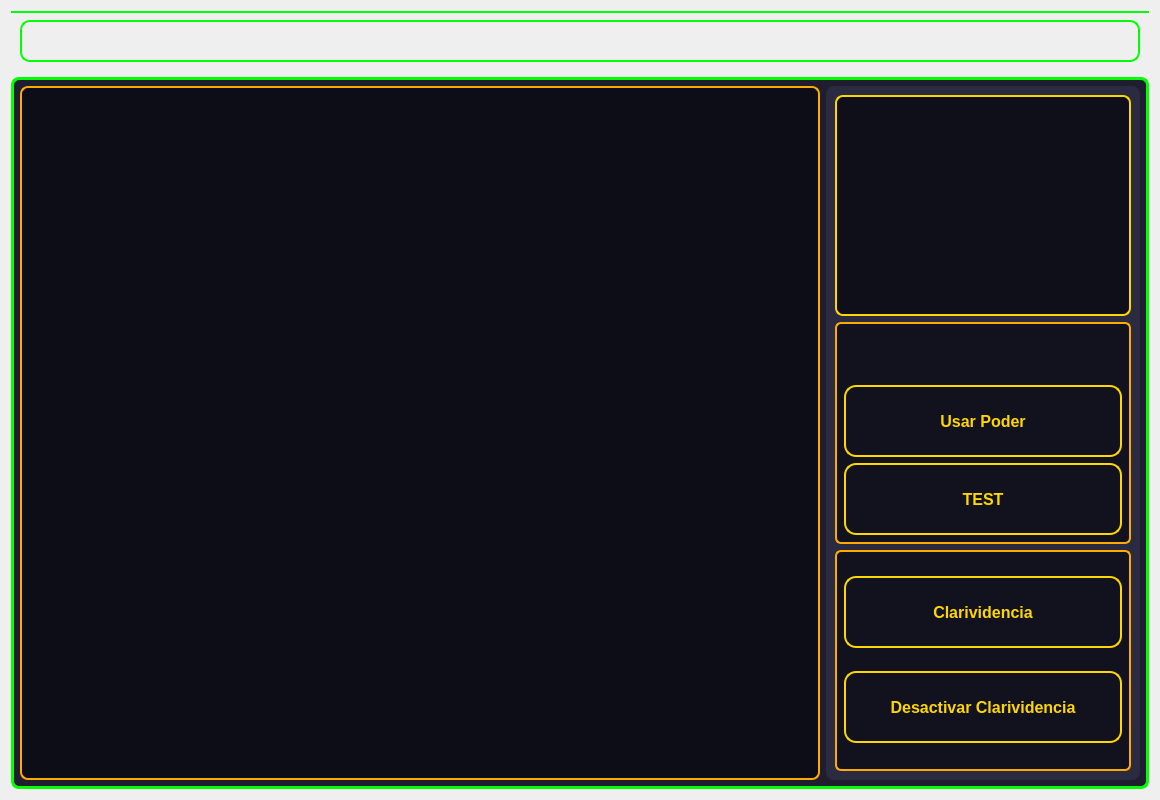
Old version of the form viewplay.ui in the repository EDK367/BoxBuilder_TC.
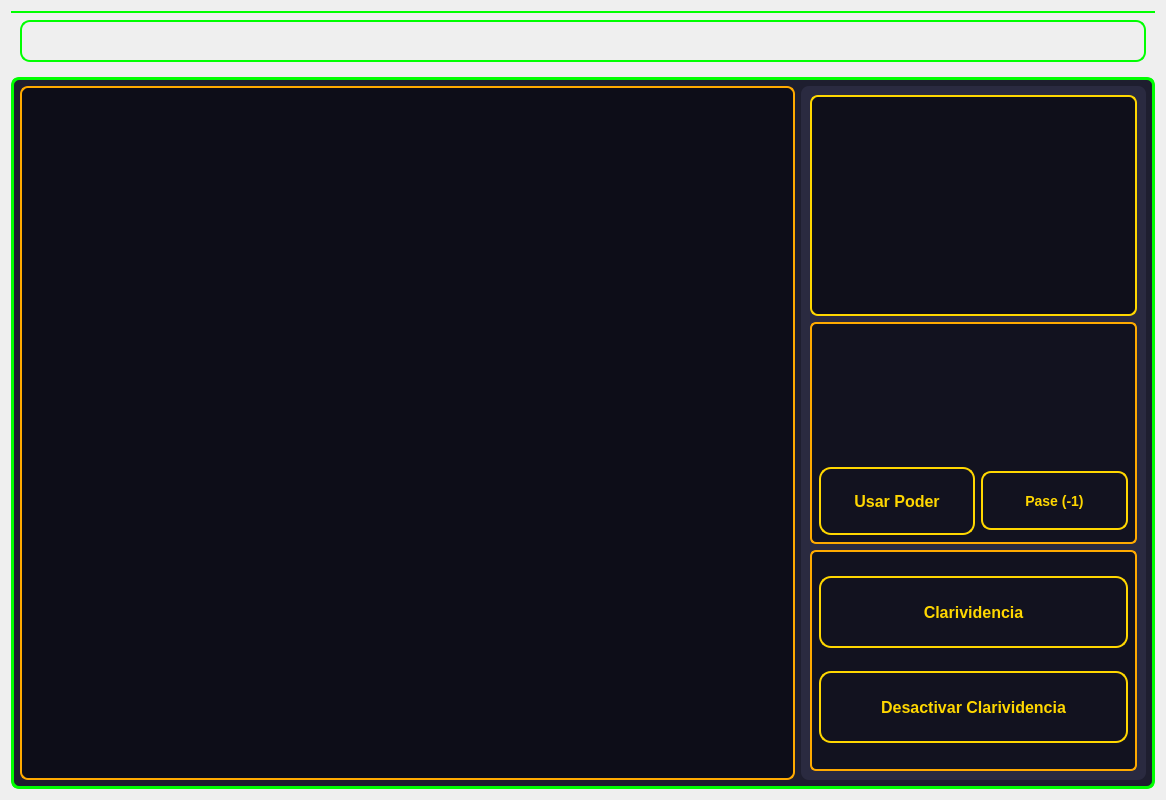
New version of the form.

Commit message: Victory: se agrego el poder pase a cambio de un punto, ayuda a que la partida si o si termine

What changed in the file:
```diff
--- a/viewplay.ui
+++ b/viewplay.ui
@@ -103,6 +103,12 @@
         </property>
         <property name="minimumSize">
          <size>
+          <width>775</width>
+          <height>0</height>
+         </size>
+        </property>
+        <property name="sizeIncrement">
+         <size>
           <width>800</width>
           <height>0</height>
          </size>
@@ -156,7 +162,7 @@
           <rect>
            <x>0</x>
            <y>0</y>
-           <width>800</width>
+           <width>775</width>
            <height>698</height>
           </rect>
          </property>
@@ -173,11 +179,23 @@
       <item>
        <widget class="QWidget" name="optionsGame" native="true">
         <property name="sizePolicy">
-         <sizepolicy hsizetype="Minimum" vsizetype="Preferred">
+         <sizepolicy hsizetype="Expanding" vsizetype="Preferred">
           <horstretch>0</horstretch>
           <verstretch>0</verstretch>
          </sizepolicy>
         </property>
+        <property name="minimumSize">
+         <size>
+          <width>345</width>
+          <height>0</height>
+         </size>
+        </property>
+        <property name="maximumSize">
+         <size>
+          <width>16777215</width>
+          <height>16777215</height>
+         </size>
+        </property>
         <property name="sizeIncrement">
          <size>
           <width>800</width>
@@ -394,29 +412,79 @@
            <layout class="QGridLayout" name="gridLayout_4">
             <item row="0" column="0">
              <layout class="QGridLayout" name="containerPowerW">
-              <item row="0" column="1">
-               <widget class="QWidget" name="powersW_2" native="true">
+              <item row="1" column="2">
+               <widget class="QPushButton" name="pasePowerB">
+                <property name="sizePolicy">
+                 <sizepolicy hsizetype="Preferred" vsizetype="Fixed">
+                  <horstretch>0</horstretch>
+                  <verstretch>0</verstretch>
+                 </sizepolicy>
+                </property>
+                <property name="minimumSize">
+                 <size>
+                  <width>112</width>
+                  <height>59</height>
+                 </size>
+                </property>
                 <property name="styleSheet">
-                 <string notr="true">QWidget#moreOption {
-    background-color: #12121f;
-    border: 2px solid #ffaa00;
-    border-radius: 6px;
+                 <string notr="true">QPushButton {
+    background-color: qlineargradient(spread:pad, x1:0, y1:0, x2:0, y2:1, 
+                                      stop:0 #1a1a2e, stop:0.5 #16213e, stop:1 #0f3460);
+    color: #FFD700;
+    font-size: 14px; 
+    font-weight: bold;
+    font-family: 'Segoe UI', sans-serif;
+    border-radius: 10px; 
+    padding: 10px 14px;  
+    border: 2px solid #FFD700;
+    min-width: 80px;  
+    min-height: 35px;  
+}
+
+QPushButton:hover {
+    background-color: qlineargradient(spread:pad, x1:0, y1:0, x2:0, y2:1, 
+                                      stop:0 #2a2a4e, stop:0.5 #1e3a5f, stop:1 #134074);
+    color: #fffacd;
+    border: 2px solid #fffacd;
+}
+
+QPushButton:pressed {
+    background-color: qlineargradient(spread:pad, x1:0, y1:0, x2:0, y2:1, 
+                                      stop:0 #FFD700, stop:1 #ffcc00);
+    color: #0f3460;
+    border: 2px solid #0f3460;
+    padding: 11px 15px 9px 17px; 
+}
+
+QPushButton:disabled {
+    background-color: #2c3e50;
+    color: #7f8c8d;
+    border: 2px solid #7f8c8d;
 }</string>
                 </property>
+                <property name="text">
+                 <string>Pase (-1)</string>
+                </property>
                </widget>
               </item>
               <item row="1" column="1">
                <widget class="QPushButton" name="usePowerB">
+                <property name="minimumSize">
+                 <size>
+                  <width>156</width>
+                  <height>68</height>
+                 </size>
+                </property>
                 <property name="styleSheet">
                  <string notr="true">QPushButton {
     background-color: qlineargradient(spread:pad, x1:0, y1:0, x2:0, y2:1, 
                                       stop:0 #1a1a2e, stop:0.5 #16213e, stop:1 #0f3460);
     color: #FFD700;
-    font-size: 16px;
+    font-size: 16px; 
     font-weight: bold;
     font-family: 'Segoe UI', sans-serif;
-    border-radius: 12px;
-    padding: 14px 28px;
+    border-radius: 12px; 
+    padding: 12px 16px;  
     border: 2px solid #FFD700;
     min-width: 120px;
     min-height: 40px;
@@ -441,55 +509,21 @@
     background-color: #2c3e50;
     color: #7f8c8d;
     border: 2px solid #7f8c8d;
-}
-</string>
+}</string>
                 </property>
                 <property name="text">
                  <string>Usar Poder</string>
                 </property>
                </widget>
               </item>
-              <item row="2" column="1">
-               <widget class="QPushButton" name="pushButton">
+              <item row="0" column="1">
+               <widget class="QWidget" name="powersW_2" native="true">
                 <property name="styleSheet">
-                 <string notr="true">QPushButton {
-    background-color: qlineargradient(spread:pad, x1:0, y1:0, x2:0, y2:1, 
-                                      stop:0 #1a1a2e, stop:0.5 #16213e, stop:1 #0f3460);
-    color: #FFD700;
-    font-size: 16px;
-    font-weight: bold;
-    font-family: 'Segoe UI', sans-serif;
-    border-radius: 12px;
-    padding: 14px 28px;
-    border: 2px solid #FFD700;
-    min-width: 120px;
-    min-height: 40px;
-}
-
-QPushButton:hover {
-    background-color: qlineargradient(spread:pad, x1:0, y1:0, x2:0, y2:1, 
-                                      stop:0 #2a2a4e, stop:0.5 #1e3a5f, stop:1 #134074);
-    color: #fffacd;
-    border: 2px solid #fffacd;
-}
-
-QPushButton:pressed {
-    background-color: qlineargradient(spread:pad, x1:0, y1:0, x2:0, y2:1, 
-                                      stop:0 #FFD700, stop:1 #ffcc00);
-    color: #0f3460;
-    border: 2px solid #0f3460;
-    padding: 15px 27px 13px 29px;
-}
-
-QPushButton:disabled {
-    background-color: #2c3e50;
-    color: #7f8c8d;
-    border: 2px solid #7f8c8d;
-}
-</string>
-                </property>
-                <property name="text">
-                 <string>TEST</string>
+                 <string notr="true">QWidget#moreOption {
+    background-color: #12121f;
+    border: 2px solid #ffaa00;
+    border-radius: 6px;
+}</string>
                 </property>
                </widget>
               </item>
```
Left out of the diff: 10 changed lines with no effect on the pictures. The commit also changes 2 other files.
